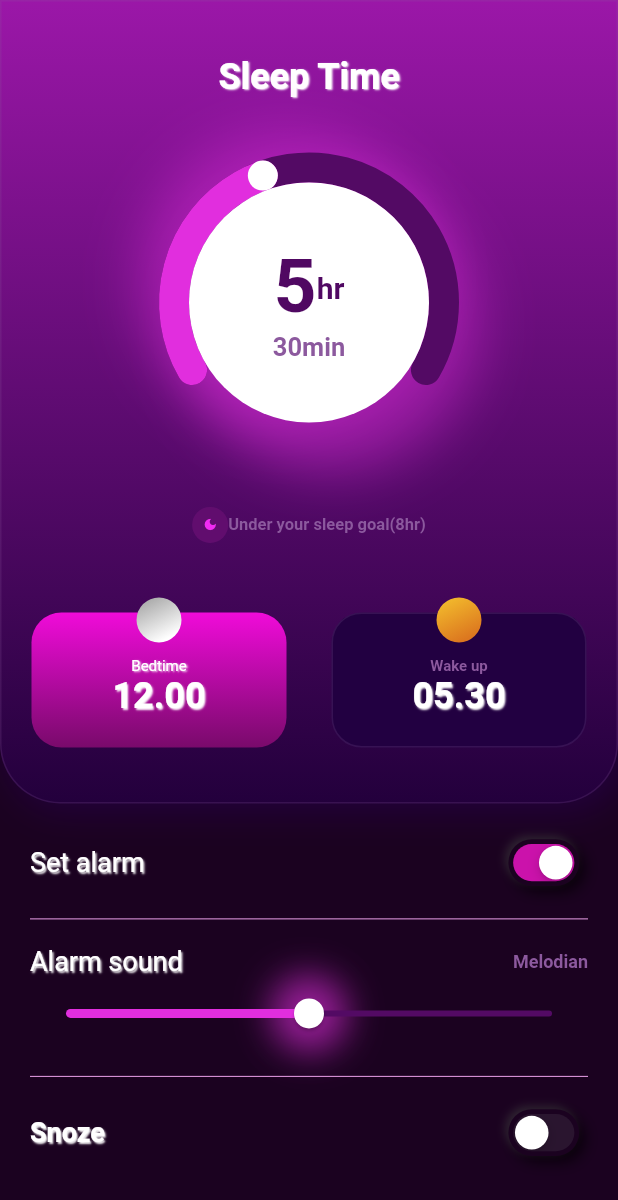
After one commit to Mirzaazmath/flutter_night_theme_alarmUI, a Flutter app: the screen it shows after launch, after a tap on the "add" icon, on a phone screen of 412 x 824 dp. The commit adds this screen. Shown: the top 1200 px of the screen. Run offline on Flutter 3.47's test engine with Material 2 defaults, Android fonts, the phone set to English and light mode, and no system bars; drawn by our look-alikes of sleek_circular_slider.

Commit message:
added second screen

```diff
--- a/lib/main.dart
+++ b/lib/main.dart
@@ -1,5 +1,6 @@
 import 'package:flutter/material.dart';
 import 'package:nighttheme_alarm_ui/screens/home_screen.dart';
+import 'package:nighttheme_alarm_ui/screens/setalarm_screen.dart';
 void main(){
   runApp(MyApp());
 }
--- a/lib/screens/home_screen.dart
+++ b/lib/screens/home_screen.dart
@@ -1,5 +1,6 @@
 import 'package:flutter/cupertino.dart';
 import 'package:flutter/material.dart';
+import 'package:nighttheme_alarm_ui/screens/setalarm_screen.dart';
 
 import '../components/alarm_chip.dart';
 import '../utils/text_utils.dart';
@@ -46,15 +47,27 @@ class HomeScreen extends StatelessWidget {
                   padding: const EdgeInsets.symmetric(horizontal: 20),
                   child: Column(
                     children: [
-                      TextWhite(text: "Alarm",),
+                     const  Spacer(),
+                      Row(
+                        children: [
+                         Expanded(child:  Center(child: TextWhite(text: "Alarm",)),),
+                          InkWell(
+                            onTap: (){
+                              Navigator.of(context).push(MaterialPageRoute(builder: (context)=>SetAlarmScreen()));
+                            },
+                              child: const Icon(Icons.add,color: Colors.white,))
+                        ],
+                      ),
+                      const  Spacer(),
                       Center(
                         child: AspectRatio(
                           aspectRatio: 1.7,
                             child: Image.asset("assets/moon.png")),
                       ),
+                      const  Spacer(),
 
                       ColoredText(text: "Sleep time"),
-                     const  SizedBox(height: 10,),
+                      const  Spacer(),
                      Row(
                        mainAxisAlignment: MainAxisAlignment.center,
                        crossAxisAlignment: CrossAxisAlignment.end,
@@ -79,8 +92,9 @@ class HomeScreen extends StatelessWidget {
 
                        ],
                      ),
+                      const  Spacer(),
                      const  Divider(color: Color(0xff8c599e),thickness: 2,),
-                    const   SizedBox(height: 10,),
+                      const  Spacer(),
                       Row(
                         mainAxisAlignment: MainAxisAlignment.spaceEvenly,
                         children: [
@@ -108,7 +122,8 @@ class HomeScreen extends StatelessWidget {
                           )
 
                         ],
-                      )
+                      ),
+                      const  Spacer(),
 
                     ],
                   ),
--- /dev/null
+++ b/lib/screens/setalarm_screen.dart
@@ -0,0 +1,420 @@
+import 'package:flutter/cupertino.dart';
+import 'package:flutter/material.dart';
+import 'package:sleek_circular_slider/sleek_circular_slider.dart';
+
+import '../components/alarm_chip.dart';
+import '../utils/text_utils.dart';
+class SetAlarmScreen extends StatelessWidget {
+  const SetAlarmScreen({super.key});
+
+  @override
+  Widget build(BuildContext context) {
+    final h=MediaQuery.of(context).size.height;
+    return Scaffold(
+      body: SingleChildScrollView(
+        child: Column(
+          crossAxisAlignment: CrossAxisAlignment.start,
+          children: [
+            Container(
+              height: h*0.65,
+              width: double.infinity,
+              decoration: BoxDecoration(
+                  borderRadius: const BorderRadius.only(bottomLeft: Radius.circular(40),
+                      bottomRight: Radius.circular(40)),
+                  border: Border.all(
+                      color: const  Color(0xff8c599e).withOpacity(0.2)
+                  ),
+                  gradient: const LinearGradient(
+                      begin: Alignment.topCenter,
+                      end: Alignment.bottomCenter,
+                      colors: [
+                        Color(0xff9b17a8),
+                        Color(0xff23003c),
+
+                      ]
+                  ),
+                  boxShadow: const [
+                    BoxShadow(
+                        color: Color(0xff23003d),
+                        offset: Offset(5,5),
+                        blurRadius: 20
+                    )
+                  ]
+              ),
+              child: SafeArea(
+
+                child: Padding(
+                  padding: const EdgeInsets.symmetric(horizontal: 20),
+                  child: Column(
+                    children: [
+                      const  Spacer(),
+                      TextWhite(text: "Sleep Time",),
+                      const  Spacer(),
+                      Container(
+                        decoration: BoxDecoration(
+                          shape: BoxShape.circle,
+
+                          boxShadow: [
+                            BoxShadow(
+                              color: const Color(0xffe12ede).withOpacity(0.4),
+                              offset:const Offset(15,15),
+                              blurRadius: 30
+                            ),
+                            BoxShadow(
+                                color:  const Color(0xffe12ede).withOpacity(0.4),
+                                offset:const  Offset(-15,-15),
+                                blurRadius: 30
+                            )
+                          ]
+                        ),
+                        child: SleekCircularSlider(
+                          min: 0,
+                            max: 12,
+                            initialValue: 5,
+
+
+                            appearance: CircularSliderAppearance(
+                                size: 200,
+                                customColors: CustomSliderColors(
+                                  progressBarColor:const Color(0xffe12ede),
+                                    trackColor: const Color(0xff530a64),
+
+                                ),
+                                customWidths: CustomSliderWidths(
+                                  trackWidth: 20,
+                                  progressBarWidth: 20,
+                                  handlerSize: 10,
+                                )
+                            ),
+                            innerWidget: innerWidget,
+                            onChange: (double value) {
+                              print(value.round());
+                            }),
+                      ),
+
+                      const  Spacer(),
+
+                      Row(
+                        mainAxisAlignment: MainAxisAlignment.center,
+                        children: [
+                          const CircleAvatar(
+                            radius: 12,
+                            backgroundColor: Color(0xff610d6e),
+                            child: Icon(Icons.dark_mode,color: Color(0xfff12bf2),size: 10,),
+                          ),
+                          ColoredText(text: "Under your sleep goal(8hr)",size: 11,),
+                        ],
+                      ),
+                      const  Spacer(),
+
+
+
+
+                      Row(
+                        mainAxisAlignment: MainAxisAlignment.spaceEvenly,
+                        children: [
+                          Expanded(
+                            child: Stack(
+                              alignment: Alignment.topCenter,
+                              children: [
+                                Column(
+                                  children: [
+                                   const  SizedBox(height: 10,),
+                                    Container(
+                                      width: double.infinity,
+                                      height: 90,
+                                      decoration: BoxDecoration(
+                                        borderRadius: BorderRadius.circular(20),
+                                        gradient: const LinearGradient(
+                                            begin: Alignment.topCenter,
+                                            end: Alignment.bottomCenter,
+
+                                            colors: [
+                                              Color(0xfff00bd9),
+                                              Color(0xff790a6b),
+
+                                            ]
+                                        ),
+
+                                      ),
+                                      child: Column(
+                                        mainAxisAlignment: MainAxisAlignment.center,
+                                        children: [
+                                          const  SizedBox(height: 10,),
+                                          TextWhite(text: "Bedtime",isbold: false,size: 10,),
+                                          TextWhite(text: "12.00",)
+
+
+                                        ],
+                                      ),
+
+                                    ),
+                                  ],
+                                ),
+                                Container(
+                                  height: 30,
+                                  width: 30,
+                                  decoration: const BoxDecoration(
+                                    shape: BoxShape.circle,
+
+                                    gradient:  LinearGradient(
+                                        begin: Alignment.topLeft,
+                                        end: Alignment.bottomCenter,
+
+                                        colors: [
+                                         Colors.grey,
+                                          Colors.white
+
+                                        ]
+                                    ),
+                                  ),
+                                )
+                              ],
+                            ),
+                          ),
+                         const  SizedBox(width: 30,),
+                          Expanded(
+                            child: Stack(
+                              alignment: Alignment.topCenter,
+                              children: [
+                                Column(
+                                  children: [
+                                   const  SizedBox(height: 10,),
+                                    Container(
+                                      width: double.infinity,
+                                      height: 90,
+                                      decoration: BoxDecoration(
+                                        borderRadius: BorderRadius.circular(20),
+                                        color:const  Color(0xff220041),
+                                        border: Border.all(
+                                            color: const  Color(0xff8c599e).withOpacity(0.2)
+                                        ),
+
+                                      ),
+                                      child: Column(
+                                        mainAxisAlignment: MainAxisAlignment.center,
+                                        children: [
+                                         const  SizedBox(height: 10,),
+                                          ColoredText(text: "Wake up",size: 10,),
+                                          TextWhite(text: "05.30",)
+
+
+                                        ],
+                                      ),
+
+                                    ),
+                                  ],
+                                ),
+                                Container(
+                                  height: 30,
+                                  width: 30,
+                                  decoration: const BoxDecoration(
+                                    shape: BoxShape.circle,
+
+                                    gradient:  LinearGradient(
+                                        begin: Alignment.topLeft,
+                                        end: Alignment.bottomCenter,
+
+                                        colors: [
+                                          Color(0xfff5c22e),
+                                          Color(0xffdc771f),
+
+                                        ]
+                                    ),
+                                  ),
+                                )
+                              ],
+                            ),
+                          )
+
+
+
+
+                        ],
+                      ),
+                      const  Spacer(),
+
+                    ],
+                  ),
+                ),
+              ),
+            ),
+            Padding(
+              padding: const EdgeInsets.all(20),
+              child: Column(
+                crossAxisAlignment: CrossAxisAlignment.start,
+                children: [
+                  Row(
+                    mainAxisAlignment: MainAxisAlignment.spaceBetween,
+                    children: [
+                      TextWhite(text: "Set alarm",size: 18,isbold: false,),
+                      Transform.scale(
+                        scale: 0.8,
+                        child: Container(
+                          decoration: BoxDecoration(
+                              color: Theme.of(context).scaffoldBackgroundColor,
+                              borderRadius: BorderRadius.circular(25),
+                              boxShadow: [
+                                BoxShadow(
+                                  color:Colors.black.withOpacity(0.7),
+                                  offset:const  Offset(5.0,5.0),
+                                  blurRadius: 10.0,
+                                  spreadRadius: 0,
+                                ),
+                                BoxShadow(
+                                  color:Colors.grey.shade800.withOpacity(0.5),
+                                  offset:const  Offset(-3.0,-3.0),
+                                  blurRadius: 5,
+                                  spreadRadius: 0,
+                                ),
+                              ]
+
+                          ),
+                          child: CupertinoSwitch(
+                              activeColor: const Color(0xffcb12ab),
+
+                              value: true,
+                              onChanged: (value){
+
+
+                              }),
+                        ),
+                      ),
+                    ],
+                  ),
+                  const  SizedBox(height: 10,),
+                 const  Divider(
+                  color: Color(0xffeba0e9),
+                  ),
+                  const  SizedBox(height: 10,),
+                  Row(
+                    mainAxisAlignment: MainAxisAlignment.spaceBetween,
+                    children: [
+                      TextWhite(text: "Alarm sound",size: 18,isbold: false,),
+                     ColoredText(text: "Melodian",size: 12,
+
+                     )
+                    ],
+                  ),
+                Container(
+
+
+                  decoration: BoxDecoration(
+                      shape: BoxShape.circle,
+
+                      boxShadow: [
+                        BoxShadow(
+                            color: const Color(0xffe12ede).withOpacity(0.4),
+                            offset:const Offset(2,2),
+                            blurRadius: 20
+                        ),
+                        BoxShadow(
+                            color:  const Color(0xffe12ede).withOpacity(0.4),
+                            offset:const  Offset(-2,-2),
+                            blurRadius: 20
+                        )
+                      ]
+                  ),
+
+                  child: Slider(
+                      activeColor:const Color(0xffe12ede),
+                      inactiveColor: const Color(0xff530a64),
+                     thumbColor: Colors.white,
+
+                     value: 0.5, onChanged: (val){
+
+               }),
+                ),
+
+                  const  SizedBox(height: 10,),
+                  const  Divider(
+                    color: Color(0xffeba0e9),
+                  ),
+                 const  SizedBox(height: 10,),
+                  Row(
+                    mainAxisAlignment: MainAxisAlignment.spaceBetween,
+                    children: [
+                      TextWhite(text: "Snoze",size: 18,),
+                      Transform.scale(
+                        scale: 0.8,
+                        child: Container(
+                          decoration: BoxDecoration(
+                              color: Theme.of(context).scaffoldBackgroundColor,
+                              borderRadius: BorderRadius.circular(25),
+                              boxShadow: [
+                                BoxShadow(
+                                  color:Colors.black.withOpacity(0.7),
+                                  offset:const  Offset(5.0,5.0),
+                                  blurRadius: 10.0,
+                                  spreadRadius: 0,
+                                ),
+                                BoxShadow(
+                                  color:Colors.grey.shade800.withOpacity(0.5),
+                                  offset:const  Offset(-3.0,-3.0),
+                                  blurRadius: 5,
+                                  spreadRadius: 0,
+                                ),
+                              ]
+
+                          ),
+                          child: CupertinoSwitch(
+                              activeColor: const Color(0xffcb12ab),
+
+                              value: false,
+                              onChanged: (value){
+
+
+                              }),
+                        ),
+                      ),
+                    ],
+                  ),
+
+
+
+                ],
+              ),
+            ),
+          ],
+        ),
+      ),
+
+
+    );
+  }
+}
+
+Widget innerWidget(double value){
+
+  return Padding(
+    padding: const EdgeInsets.all(20),
+    child: Container(
+      alignment: Alignment.center,
+      height: 150,
+      width: 150,
+      decoration:const  BoxDecoration(
+        shape: BoxShape.circle,
+        color: Colors.white
+
+
+      ),
+      child: Column(
+        mainAxisAlignment: MainAxisAlignment.center,
+        children: [
+          Row(
+            mainAxisAlignment: MainAxisAlignment.center,
+            crossAxisAlignment: CrossAxisAlignment.center,
+            children: [
+              ColoredText(text: "${value.round()}",size: 50,color:const  Color(0xff500862),),
+              ColoredText(text: "hr",size: 20,color:const  Color(0xff500862),),
+
+            ],
+          ),
+
+          ColoredText(text: "30min",),
+        ],
+      ),
+
+    ),
+  );
+}
--- a/lib/utils/text_utils.dart
+++ b/lib/utils/text_utils.dart
@@ -27,10 +27,11 @@ class ColoredText extends StatelessWidget {
   final String text;
   final double? size;
   final bool? isbold;
-   ColoredText({super.key,this.size,required this.text,this.isbold});
+  final Color?color;
+   ColoredText({super.key,this.size,required this.text,this.isbold,this.color});
 
   @override
   Widget build(BuildContext context) {
-    return   Text(text,style: TextStyle(color:const  Color(0xff8c599e),fontWeight:isbold==null? FontWeight.bold:FontWeight.normal, fontSize:size?? 17),maxLines: 2,);
+    return   Text(text,style: TextStyle(color:color??const  Color(0xff8c599e),fontWeight:isbold==null? FontWeight.bold:FontWeight.normal, fontSize:size?? 17),maxLines: 2,);
   }
 }
--- a/pubspec.yaml
+++ b/pubspec.yaml
@@ -35,6 +35,7 @@ dependencies:
   # The following adds the Cupertino Icons font to your application.
   # Use with the CupertinoIcons class for iOS style icons.
   cupertino_icons: ^1.0.2
+  sleek_circular_slider: ^2.0.1
 
 dev_dependencies:
   flutter_test:
```
Also changed, not shown: assets/output/Screenshot.png (added), assets/output/Screenshot2.png (added), assets/output/result.gif (added), pubspec.lock.
